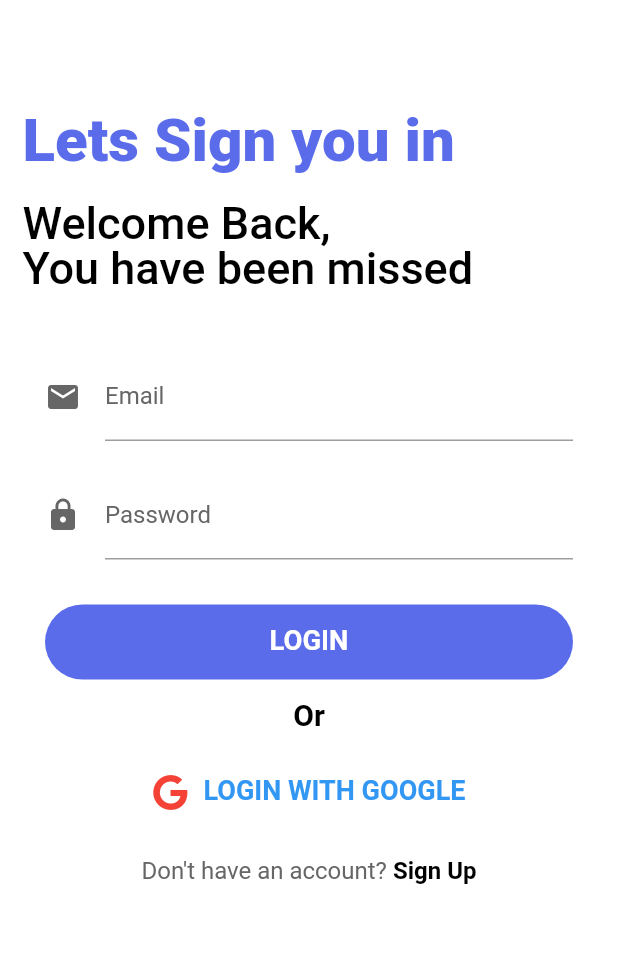
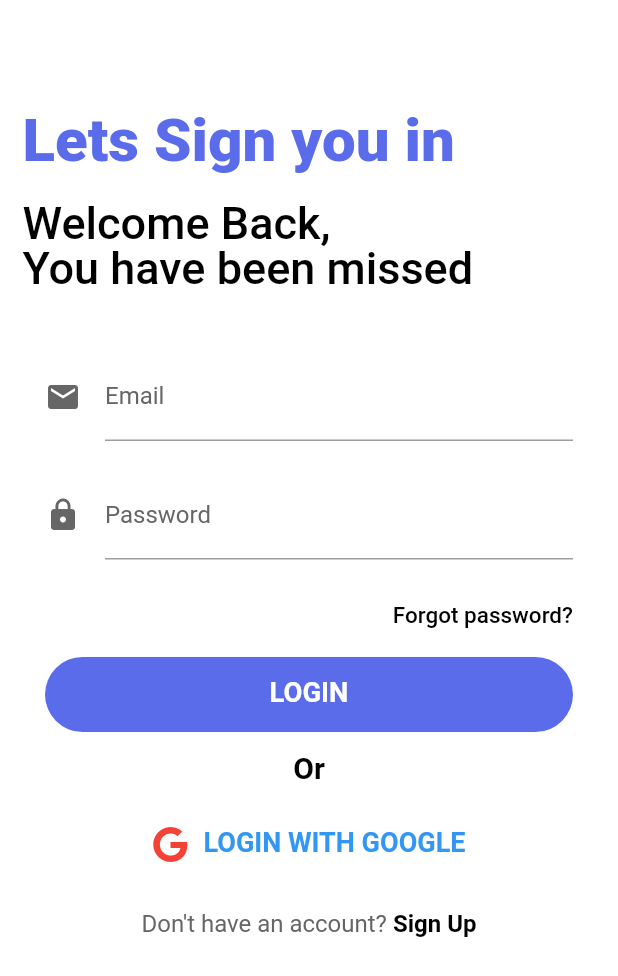
Before and after one commit to nguyenxuananh0910/Chat-App, a Flutter app: the screen it shows after launch, on a phone screen of 412 x 824 dp. Shown: the top 976 px of the screen. Run offline on Flutter 3.47's test engine with Material 2 defaults, Android fonts, the phone set to English and light mode, and no system bars; drawn by our look-alikes of keyboard_dismisser; our stand-ins replace chewie, cloud_firestore, file_picker, firebase_auth, firebase_core, firebase_crashlytics and 13 more; accounts and stored records are empty.

Commit message:
forgot password

```diff
--- a/lib/main.dart
+++ b/lib/main.dart
@@ -8,7 +8,7 @@ import 'package:firebase_auth/firebase_auth.dart';
 import 'package:cloud_firestore/cloud_firestore.dart';
 import 'package:flutter/material.dart';
 import 'package:provider/provider.dart';
-
+import 'package:get/get.dart';
 // Import Files
 import '../services/auth.dart';
 import '../src/landing_page.dart';
@@ -100,7 +100,7 @@ class _MyAppState extends State<MyApp> with WidgetsBindingObserver {
       providers: [
         Provider<AuthBase>(create: (_) => Auth()),
       ],
-      child: MaterialApp(
+      child: GetMaterialApp(
         title: Strings.appName,
         theme: lightTheme,
         darkTheme: darkTheme,
--- a/lib/services/auth.dart
+++ b/lib/services/auth.dart
@@ -1,4 +1,5 @@
 import 'package:firebase_auth/firebase_auth.dart';
+import 'package:get/get.dart';
 
 abstract class AuthBase {
   User? get currentUser;
--- a/lib/services/notifications.dart
+++ b/lib/services/notifications.dart
@@ -15,6 +15,7 @@ class LocalNotificationService {
   static void initialize() {
     final InitializationSettings initializationSettings =
         InitializationSettings(
+            iOS: DarwinInitializationSettings(),
             android: AndroidInitializationSettings('mipmap/ic_launcher'));
     _flutterLocalNotificationsPlugin.initialize(initializationSettings);
   }
--- a/lib/src/view/login/login_ui.dart
+++ b/lib/src/view/login/login_ui.dart
@@ -3,13 +3,13 @@ import 'package:flutter/material.dart';
 import 'package:flutter_screenutil/flutter_screenutil.dart';
 import 'package:fluttertoast/fluttertoast.dart';
 import 'package:keyboard_dismisser/keyboard_dismisser.dart';
-
+import 'package:get/get.dart';
 import '../../../theme/colors.dart';
 import 'login_bloc.dart';
 import '../../../core/components/custom_button.dart';
 import '../../../core/components/custom_text.dart';
-
 import '../../../services/auth.dart';
+import 'package:firebase_auth/firebase_auth.dart';
 import '../sign_up/sign_up_ui.dart';
 import 'package:font_awesome_flutter/font_awesome_flutter.dart';
 
@@ -25,7 +25,8 @@ class _LoginPageState extends State<LoginPage> {
   late LoginBloc bloc;
   final TextEditingController _emailController = TextEditingController();
   final TextEditingController _passwordController = TextEditingController();
-
+  final TextEditingController _forgetEmailController = TextEditingController();
+  final _firebaseAuth = FirebaseAuth.instance;
   Future<void> _signInWithEmail() async {
     FocusManager.instance.primaryFocus?.unfocus();
     try {
@@ -34,6 +35,15 @@ class _LoginPageState extends State<LoginPage> {
     } on FirebaseException catch (e) {
       Fluttertoast.showToast(msg: e.message.toString());
     }
+  }
+
+  void forgetPassWord(String email) {
+    _firebaseAuth.sendPasswordResetEmail(email: email).then((value) {
+      Get.back();
+      Get.snackbar("Email sent", "We have sent password reset email");
+    }).catchError((e) {
+      print("Error in sending password reset email  is $e");
+    });
   }
 
   void _signUp() {
@@ -120,6 +130,8 @@ class _LoginPageState extends State<LoginPage> {
                             const SizedBox(height: 20),
                             _buildPasswordTextField(),
                             const SizedBox(height: 30),
+                            _buildForPass(),
+                            const SizedBox(height: 20),
                             _buildLoginBtn(),
                             const SizedBox(height: 15),
                             const CustomText(
@@ -192,6 +204,56 @@ class _LoginPageState extends State<LoginPage> {
     );
   }
 
+  Widget _buildForPass() {
+    return Row(
+      mainAxisAlignment: MainAxisAlignment.end,
+      children: [
+        InkWell(
+          onTap: () {
+            Get.defaultDialog(
+                title: 'Forget PassWord?',
+                content: Column(
+                  children: [
+                    TextField(
+                      controller: _forgetEmailController,
+                      decoration: InputDecoration(
+                        icon: const Icon(Icons.email, color: AppColor.doveGray),
+                        labelText: 'Email',
+                        labelStyle: const TextStyle(color: AppColor.doveGray),
+                        hintText: 'example@example.com',
+                        hintStyle:
+                            TextStyle(color: AppColor.white.withOpacity(0.5)),
+                      ),
+                      cursorColor: AppColor.white,
+                      style: const TextStyle(color: AppColor.black),
+                      autocorrect: false,
+                      keyboardType: TextInputType.emailAddress,
+                      textInputAction: TextInputAction.next,
+                    ),
+                    const SizedBox(
+                      height: 15,
+                    ),
+                    MaterialButton(
+                      onPressed: () {
+                        forgetPassWord(_forgetEmailController.text.trim());
+                      },
+                      color: Colors.blue,
+                      child: Text("Sent"),
+                      minWidth: double.infinity,
+                    )
+                  ],
+                ));
+          },
+          child: CustomText(
+              text: 'Forgot password?',
+              textSize: 15,
+              textColor: AppColor.black,
+              fontWeight: FontWeight.w500),
+        )
+      ],
+    );
+  }
+
   Widget _buildLoginBtn() {
     return SizedBox(
       width: double.infinity,
```
Also changed, not shown: 1 other file.
